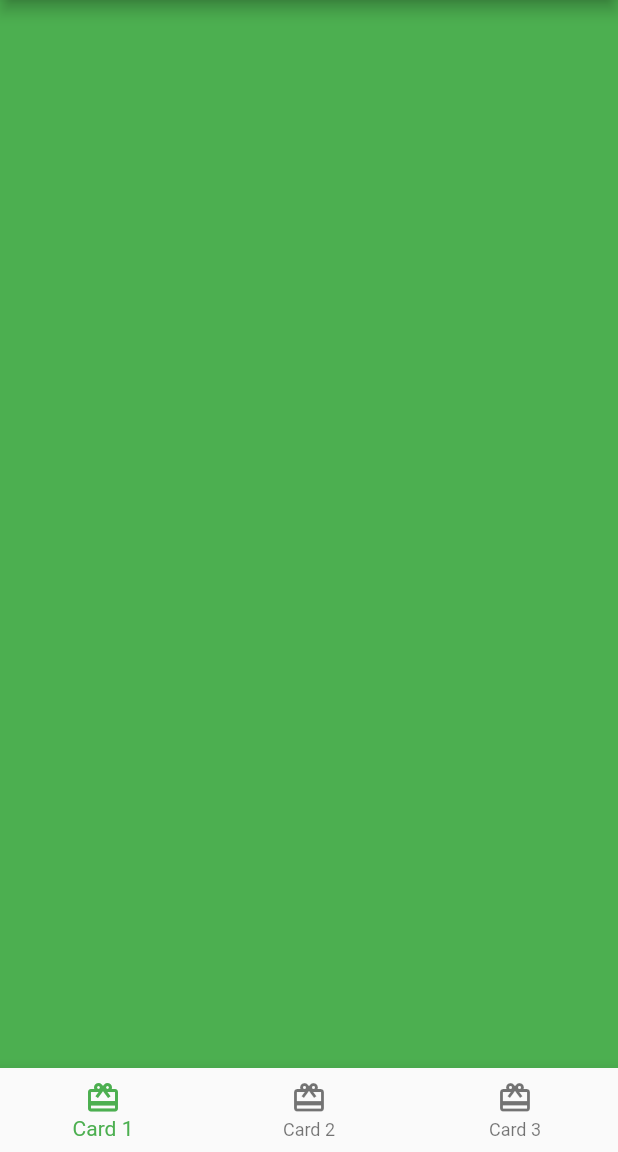
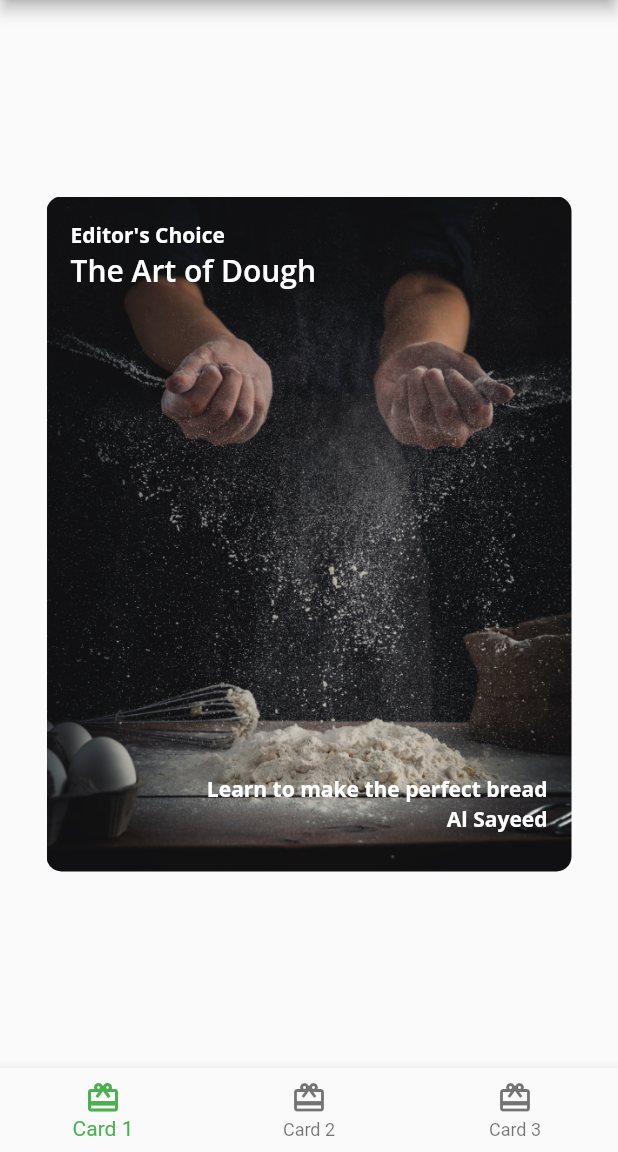
Before and after one commit to alxayeed/fooderlich-2.0, a Flutter app: the screen it shows after launch, on a phone screen of 412 x 824 dp, the part 84-1236 px from its top. Run offline on Flutter 3.47's test engine with Material 2 defaults, Android fonts, the phone set to English and light mode, and no system bars; our stand-ins replace google_fonts.

Commit message:
card1 added

```diff
--- /dev/null
+++ b/lib/card1.dart
@@ -0,0 +1,58 @@
+import 'package:flutter/material.dart';
+
+import 'fooderlich_theme.dart';
+
+class Card1 extends StatelessWidget {
+  const Card1({Key? key}) : super(key: key);
+  final String category = "Editor's Choice";
+  final String title = "The Art of Dough";
+  final String description = "Learn to make the perfect bread";
+  final String chef = "Al Sayeed";
+
+  @override
+  Widget build(BuildContext context) {
+    return Center(
+        child: Container(
+      child: Stack(
+        children: [
+          Text(
+            category,
+            style: FooderlichTheme.darkTextTheme.bodyText1,
+          ),
+          Positioned(
+            child: Text(
+              title,
+              style: FooderlichTheme.darkTextTheme.headline6,
+            ),
+            top: 20,
+          ),
+          Positioned(
+            child: Text(
+              description,
+              style: FooderlichTheme.darkTextTheme.bodyText1,
+            ),
+            bottom: 30,
+            right: 0,
+          ),
+          Positioned(
+            child: Text(
+              chef,
+              style: FooderlichTheme.darkTextTheme.bodyText1,
+            ),
+            bottom: 10,
+            right: 0,
+          ),
+        ],
+      ),
+      padding: const EdgeInsets.all(16.0),
+      constraints: BoxConstraints.expand(
+        height: 450,
+        width: 350,
+      ),
+      decoration: const BoxDecoration(
+          image: DecorationImage(
+              image: AssetImage("assets/mag1.png"), fit: BoxFit.cover),
+          borderRadius: BorderRadius.all(Radius.circular(10.0))),
+    ));
+  }
+}
--- a/lib/home.dart
+++ b/lib/home.dart
@@ -1,4 +1,5 @@
 import 'package:flutter/material.dart';
+import 'package:fooderlich/card1.dart';
 
 class Home extends StatefulWidget {
   const Home({Key? key}) : super(key: key);
@@ -11,8 +12,7 @@ class _HomeState extends State<Home> {
   int _selectedIndex = 0;
 
   static List<Widget> pages = [
-    //TODO: Replace with Card1
-    Container(color: Colors.green),
+    Card1(),
     //TODO: Replace with Card2
     Container(color: Colors.blue),
     //TODO: Replace with Card3
@@ -28,14 +28,12 @@ class _HomeState extends State<Home> {
   @override
   Widget build(BuildContext context) {
     return Scaffold(
-      // TODO: Style the title
       appBar: AppBar(
           centerTitle: true,
           title: Text(
             'Fooderlich',
             style: Theme.of(context).textTheme.headline6,
           )),
-      // TODO: Show selected tab
       body: pages[_selectedIndex],
       bottomNavigationBar: BottomNavigationBar(
         selectedItemColor: Theme.of(context).textSelectionTheme.selectionColor,
--- a/lib/main.dart
+++ b/lib/main.dart
@@ -13,13 +13,9 @@ class Fooderlich extends StatelessWidget {
   @override
   Widget build(BuildContext context) {
     final theme = FooderlichTheme.light();
-    // TODO: Apply Home widget
-    // 3
     return MaterialApp(
-      // TODO: Add theme
       title: 'Fooderlich',
       theme: theme,
-      // 4
       home: const Home(),
     );
   }
```
